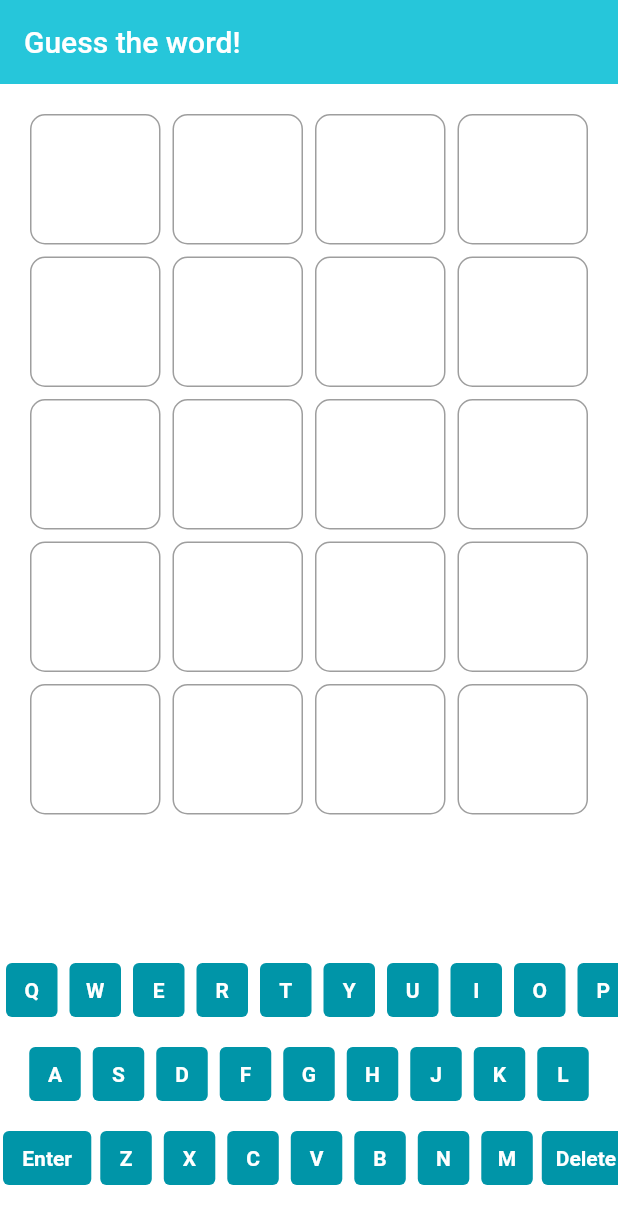
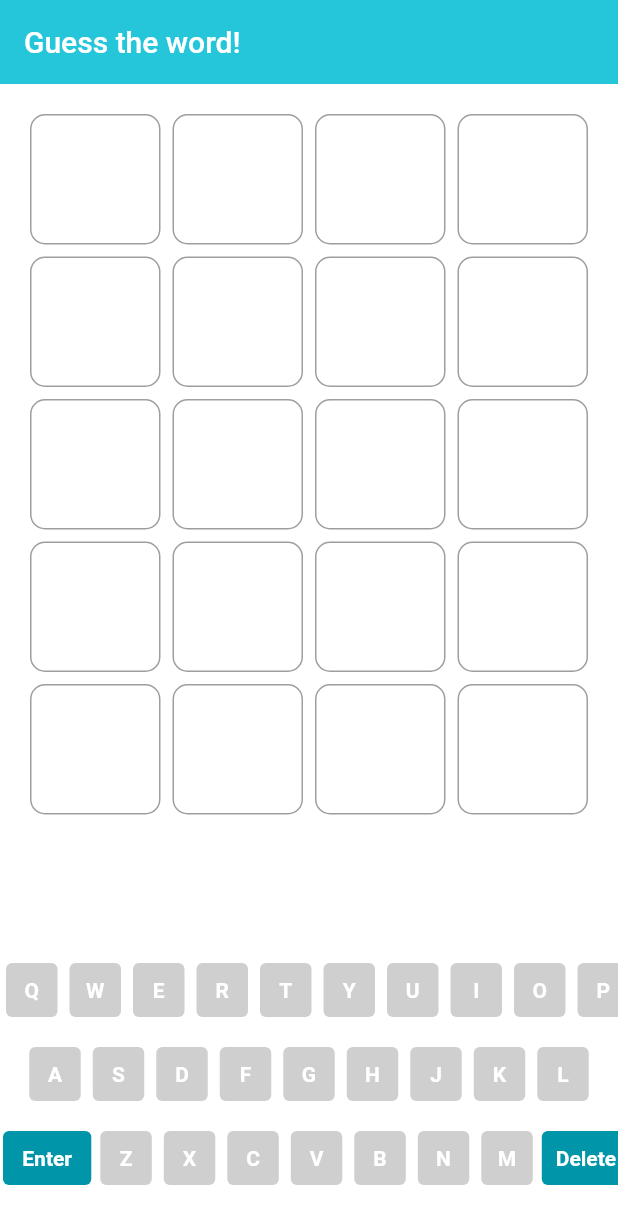
Before and after one commit to kno3a87/wordle-modoki-frontend, a Flutter app: the screen it shows after launch, on a phone screen of 412 x 824 dp. Shown: the top 1224 px of the screen. Run offline on Flutter 3.47's test engine with Material 2 defaults, Android fonts, the light colour scheme and no system bars; our stand-ins replace graphql.

Commit message:
色調整

```diff
--- a/lib/main_page.dart
+++ b/lib/main_page.dart
@@ -51,7 +51,7 @@ class MyHomePage extends StatefulWidget {
 class _MyHomePageState extends State<MyHomePage> {
   final int challengeTimes = 5;
   final int charLength = 4;
-  final String wordId = "hoge";
+  final String wordId = "hoge"; // UUID入れると単語が変わる
 
   Cursor cursor = Cursor(currentTimes: 0, currentPosition: 0);
   List<TileState> tiles = List.generate(
--- a/lib/widget/keyboard.dart
+++ b/lib/widget/keyboard.dart
@@ -181,13 +181,13 @@ class _KeyBoardState extends State<KeyBoard> {
     Function(String)? onTapAlphabet,
     CharState charState,
   ) {
-    Color backgroundColor = WMColor.primaryDarkColor;
+    Color backgroundColor = WMColor.lightGray;
     if (charState == CharState.CORRECT) {
       backgroundColor = WMColor.primaryColor;
     } else if (charState == CharState.EXISTING) {
       backgroundColor = WMColor.secondaryColor;
     } else if (charState == CharState.NOTHING) {
-      backgroundColor = WMColor.lightGray;
+      backgroundColor = WMColor.gray;
     }
 
     return Padding(
```
